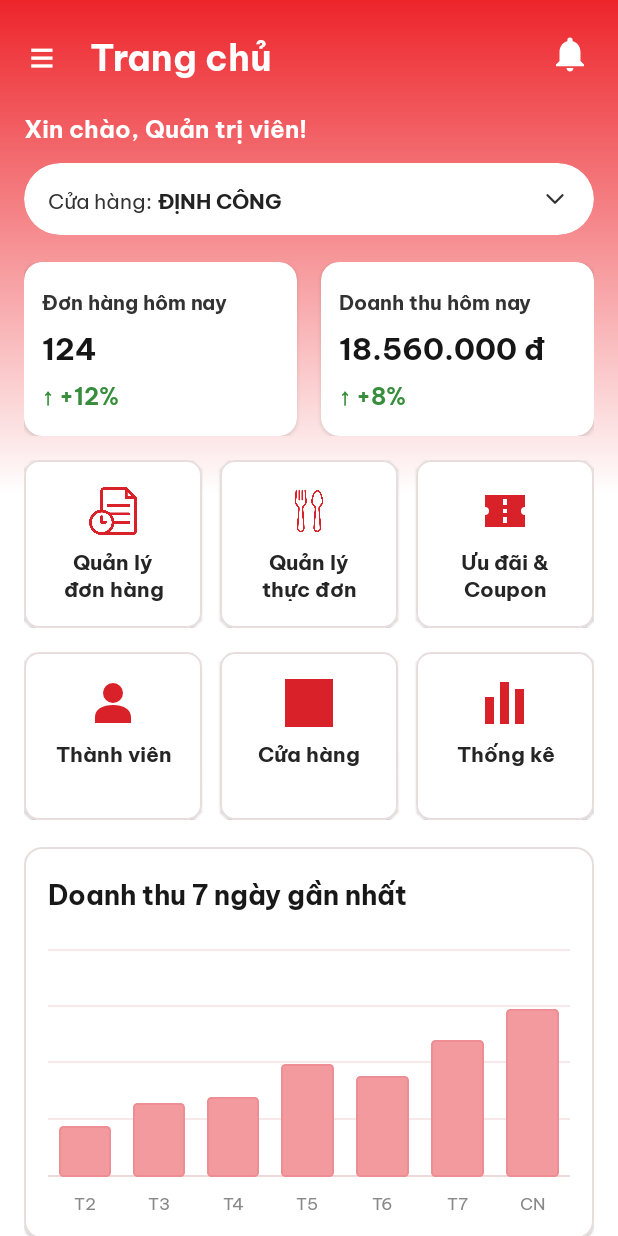
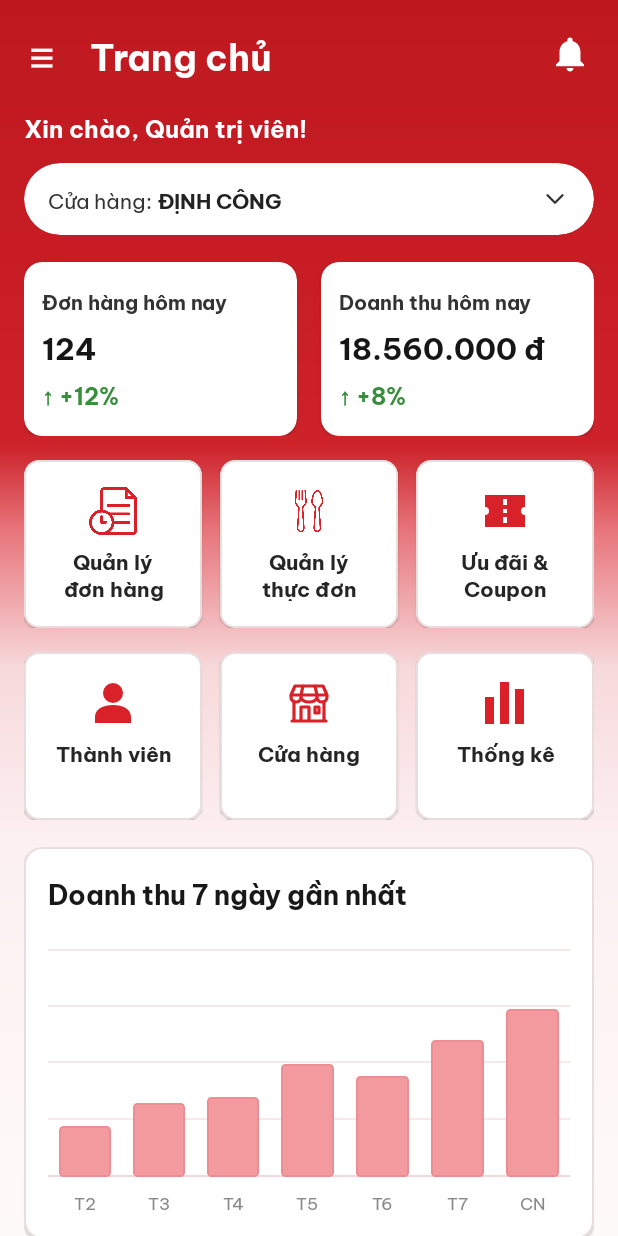
Before and after one commit to ngaokeke/BTL_LTADR2, an Android app: the layout activity_admin_trang_chu.xml on its own in the app's theme, with its tools: preview values and no code run, on a phone screen of 412 x 824 dp. Run offline under Robolectric (Android 15) with nearby library versions, the phone set to English and light mode, and no system bars.

Commit message:
vẽ lại trang admin, icon cửa hàng

```diff
--- /dev/null
+++ b/app/src/main/res/drawable/bg_admin_trang_chu.xml
@@ -0,0 +1,30 @@
+<?xml version="1.0" encoding="utf-8"?>
+<!-- Nền đỏ xuống trắng như bg_auth, với các mốc chuyển màu theo ảnh admin.
+     Vector gradient hỗ trợ nhiều mốc màu và tự co giãn theo kích thước nền. -->
+<vector xmlns:android="http://schemas.android.com/apk/res/android"
+    xmlns:aapt="http://schemas.android.com/aapt"
+    android:width="360dp"
+    android:height="720dp"
+    android:viewportWidth="360"
+    android:viewportHeight="720">
+
+    <path android:pathData="M0,0 H360 V720 H0 Z">
+        <aapt:attr name="android:fillColor">
+            <gradient
+                android:type="linear"
+                android:startX="0"
+                android:startY="0"
+                android:endX="0"
+                android:endY="720"
+                android:tileMode="clamp">
+                <item android:offset="0" android:color="#BF1920" />
+                <item android:offset="0.20" android:color="#C71C23" />
+                <item android:offset="0.36" android:color="#CD222A" />
+                <item android:offset="0.43" android:color="#E7767C" />
+                <item android:offset="0.54" android:color="#F7D9DB" />
+                <item android:offset="0.68" android:color="#FCF0F1" />
+                <item android:offset="1" android:color="#FFFAFA" />
+            </gradient>
+        </aapt:attr>
+    </path>
+</vector>
--- /dev/null
+++ b/app/src/main/res/drawable/ic_admin_cua_hang.xml
@@ -0,0 +1,25 @@
+<?xml version="1.0" encoding="utf-8"?>
+<vector xmlns:android="http://schemas.android.com/apk/res/android"
+    android:width="32dp"
+    android:height="32dp"
+    android:viewportWidth="24"
+    android:viewportHeight="24">
+
+    <!-- Mái hiên và các múi bạt của cửa hàng. -->
+    <path
+        android:fillColor="@android:color/transparent"
+        android:strokeColor="#D92129"
+        android:strokeWidth="1.6"
+        android:strokeLineCap="round"
+        android:strokeLineJoin="round"
+        android:pathData="M3,8 L5,3.5 H19 L21,8 Z M8,8 L9,3.5 M16,8 L15,3.5 M3,8 V9 C3,10.38 4.12,11.5 5.5,11.5 C6.88,11.5 8,10.38 8,9 V8 M8,9 C8,10.38 9.79,11.5 12,11.5 C14.21,11.5 16,10.38 16,9 V8 M16,9 C16,10.38 17.12,11.5 18.5,11.5 C19.88,11.5 21,10.38 21,9 V8" />
+
+    <!-- Mặt tiền, cửa ra vào và ô cửa sổ. -->
+    <path
+        android:fillColor="@android:color/transparent"
+        android:strokeColor="#D92129"
+        android:strokeWidth="1.6"
+        android:strokeLineCap="round"
+        android:strokeLineJoin="round"
+        android:pathData="M4.5,11.3 V21 H19.5 V11.3 M8,21 V14 H12 V21 M15,14 H17 V17 H15 Z M3.5,21 H20.5" />
+</vector>
--- a/app/src/main/res/layout/activity_admin_trang_chu.xml
+++ b/app/src/main/res/layout/activity_admin_trang_chu.xml
@@ -1,14 +1,18 @@
 <?xml version="1.0" encoding="utf-8"?>
-<ScrollView xmlns:android="http://schemas.android.com/apk/res/android"
+<FrameLayout xmlns:android="http://schemas.android.com/apk/res/android"
     xmlns:app="http://schemas.android.com/apk/res-auto"
     xmlns:tools="http://schemas.android.com/tools"
-    android:id="@+id/scrollAdminTrangChu"
     android:layout_width="match_parent"
     android:layout_height="match_parent"
-    android:background="@drawable/bg_auth"
-    android:fillViewport="true"
-    android:scrollbars="none"
+    android:background="@drawable/bg_admin_trang_chu"
     tools:ignore="HardcodedText">
+
+    <ScrollView
+        android:id="@+id/scrollAdminTrangChu"
+        android:layout_width="match_parent"
+        android:layout_height="match_parent"
+        android:fillViewport="true"
+        android:scrollbars="none">
 
     <LinearLayout
         android:layout_width="match_parent"
@@ -417,7 +421,7 @@
                         android:layout_width="32dp"
                         android:layout_height="32dp"
                         android:importantForAccessibility="no"
-                        android:src="@drawable/ic_store"
+                        android:src="@drawable/ic_admin_cua_hang"
                         app:tint="#D92129" />
                     <TextView
                         android:layout_width="match_parent"
@@ -625,4 +629,5 @@
             </LinearLayout>
         </com.google.android.material.card.MaterialCardView>
     </LinearLayout>
-</ScrollView>
+    </ScrollView>
+</FrameLayout>
```
